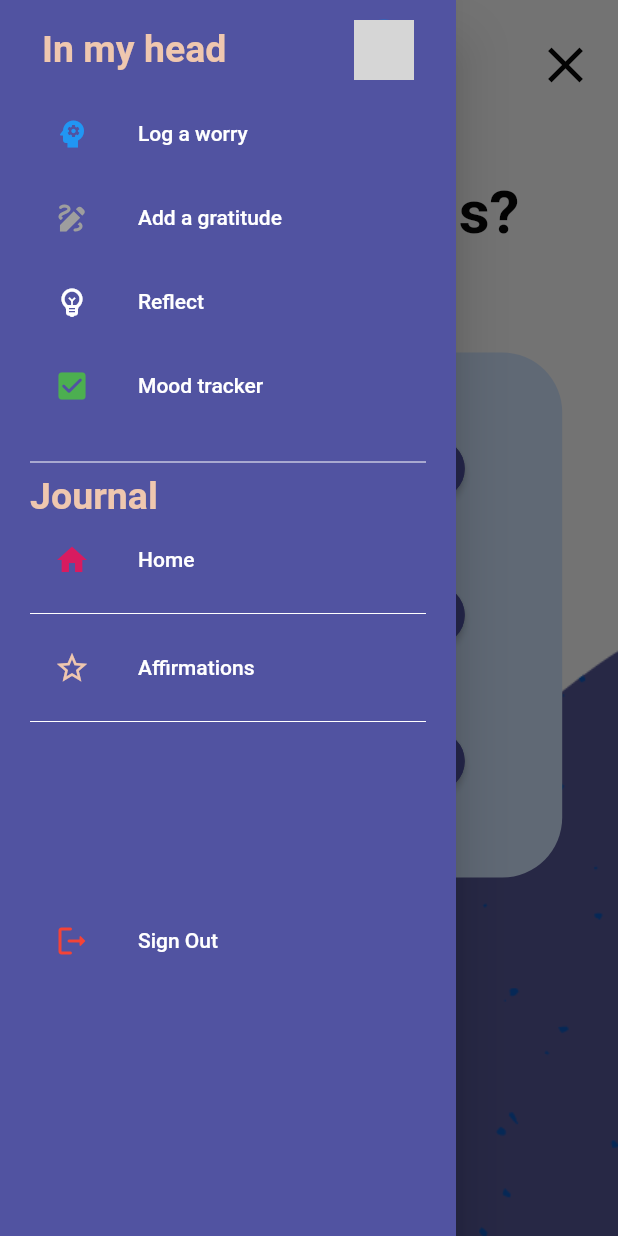
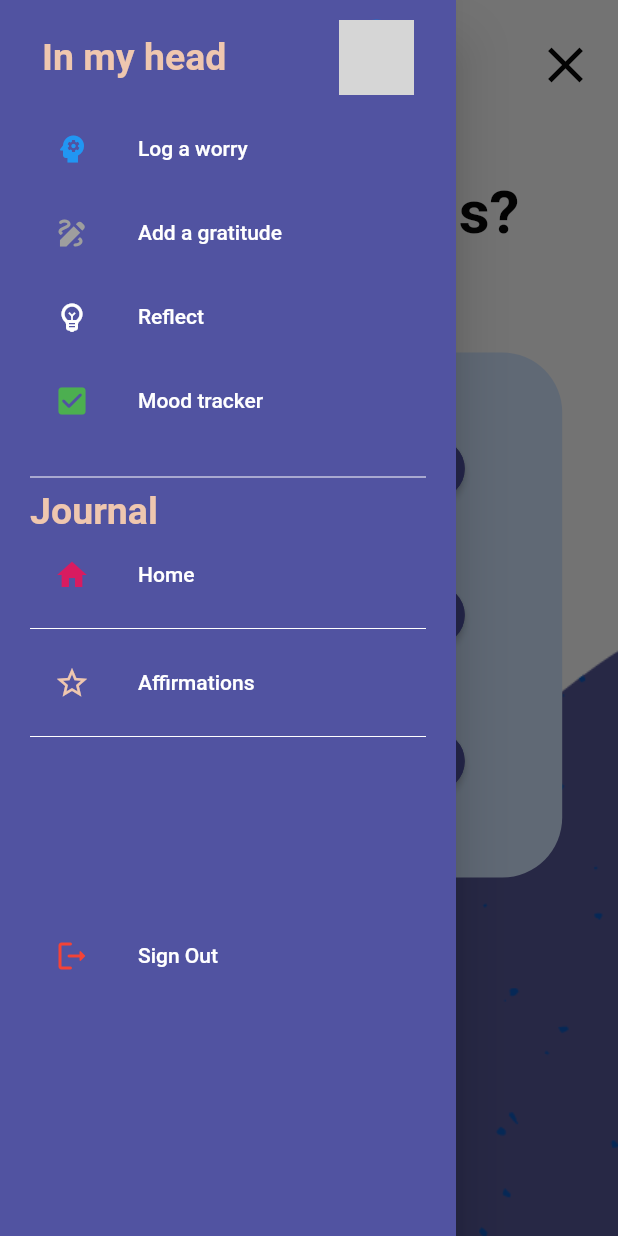
Before and after one commit to farahramzy/inmy_head, a Flutter app: the Admin screen opened by its route, with the side drawer open, on a phone screen of 412 x 824 dp. Run offline on Flutter 3.47's test engine with Material 2 defaults, Android fonts, the phone set to English and light mode, and no system bars; our stand-ins replace cloud_firestore, firebase_auth, firebase_core, firebase_messaging, firebase_storage, flutter_riverpod and 2 more; accounts and stored records are empty; network calls fail; grey boxes are pictures that could not be loaded.

Commit message:
show user image in drawer

```diff
--- a/lib/screens/drawer.dart
+++ b/lib/screens/drawer.dart
@@ -1,5 +1,7 @@
 import 'package:flutter/material.dart';
+import 'package:flutter_riverpod/flutter_riverpod.dart';
 import '../constants/constants.dart';
+import '../data/repositories/user_provider.dart';
 import '../widgets/build_header.dart';
 import '../widgets/build_menu_item.dart';
 import '../widgets/selected_item.dart';
@@ -29,17 +31,44 @@ class NavigationDrawer extends StatelessWidget {
                       title: title,
                       onClicked: () => selectedItem(context, 8),
                     ),
-                    GestureDetector(
+                    Consumer(
+                      builder: (_, ref, __) {
+                        return ref.watch(userDataProvider).when(
+                          data: (value) {
+                            return GestureDetector(
                               onTap: () {
                                 Navigator.pushNamed(context, 'userProfile');
                               },
-                      child: const Hero(
+                              child: Hero(
                                 tag: 'profilePicture',
                                 child: CircleAvatar(
-                          backgroundImage: AssetImage("images/reflect.png"),
+                                  radius: 25,
+                                  backgroundImage:
+                                      NetworkImage(value.get('Image')),
                                 ),
                               ),
+                            );
+                          },
+                          error: (Object error, StackTrace err) {
+                            return const Text("Error loading your name");
+                          },
+                          loading: () {
+                            return const CircularProgressIndicator();
+                          },
+                        );
+                      },
                     ),
+                    // GestureDetector(
+                    //   onTap: () {
+                    //     Navigator.pushNamed(context, 'userProfile');
+                    //   },
+                    //   child: const Hero(
+                    //     tag: 'profilePicture',
+                    //     child: CircleAvatar(
+                    //       backgroundImage: AssetImage("images/reflect.png"),
+                    //     ),
+                    //   ),
+                    // ),
                   ],
                 ),
               ),
```
Lines whose indentation alone changed are shown as unchanged.
